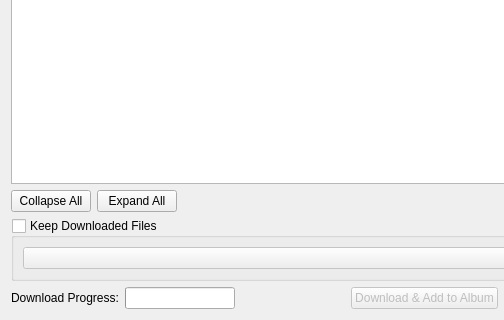
srazi/Saaghar, file src/qmusicplayer/audiorepodownloader.ui: the form before one commit; both pictures show x 0 to 504 and y 144 to 464 of the 595 by 464 pixel window.
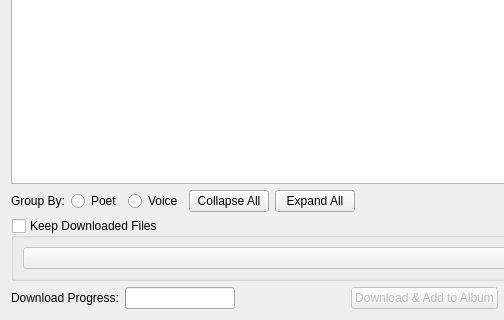
The form after the commit.

Commit message: AudioRepoDownloader: Group by Poet and group by voice.

```diff
--- a/src/qmusicplayer/audiorepodownloader.ui
+++ b/src/qmusicplayer/audiorepodownloader.ui
@@ -121,6 +121,31 @@
      </item>
      <item>
       <layout class="QHBoxLayout" name="horizontalLayout_2">
+       <item>
+        <layout class="QHBoxLayout" name="horizontalLayout_5">
+         <item>
+          <widget class="QLabel" name="groupLabel">
+           <property name="text">
+            <string>Group By:</string>
+           </property>
+          </widget>
+         </item>
+         <item>
+          <widget class="QRadioButton" name="poetGroupRadioButton">
+           <property name="text">
+            <string>Poet</string>
+           </property>
+          </widget>
+         </item>
+         <item>
+          <widget class="QRadioButton" name="voiceGroupRadioButton">
+           <property name="text">
+            <string>Voice</string>
+           </property>
+          </widget>
+         </item>
+        </layout>
+       </item>
        <item>
         <layout class="QHBoxLayout" name="horizontalLayout_4">
          <item>
```
The commit also changes 2 other files.
